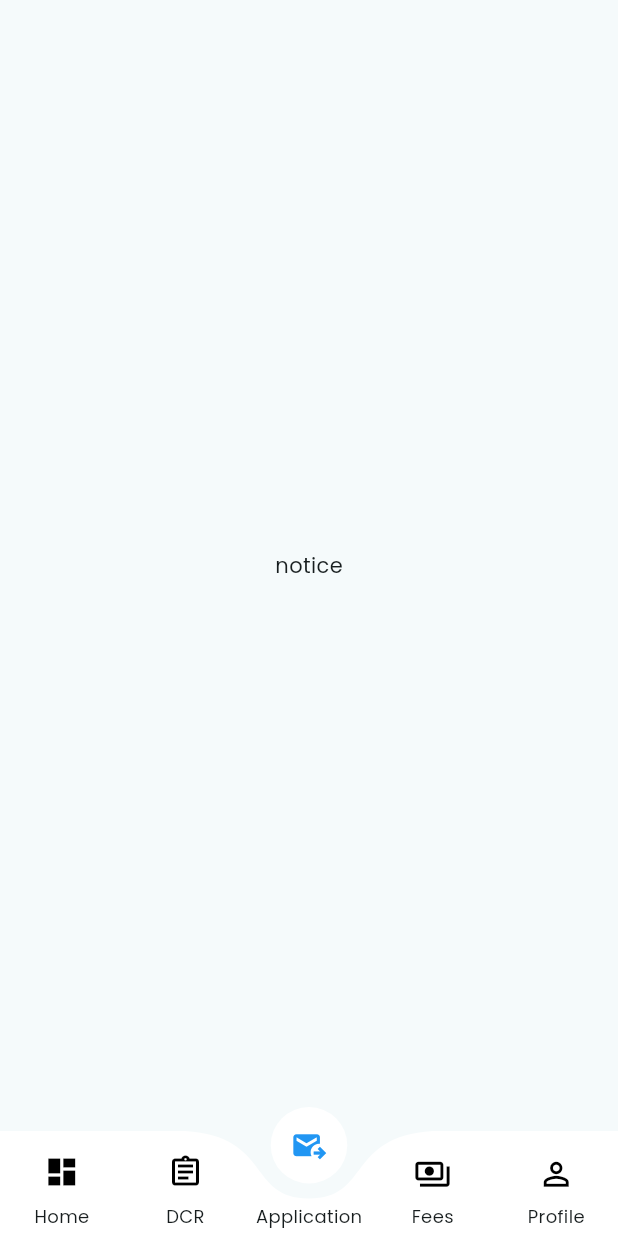
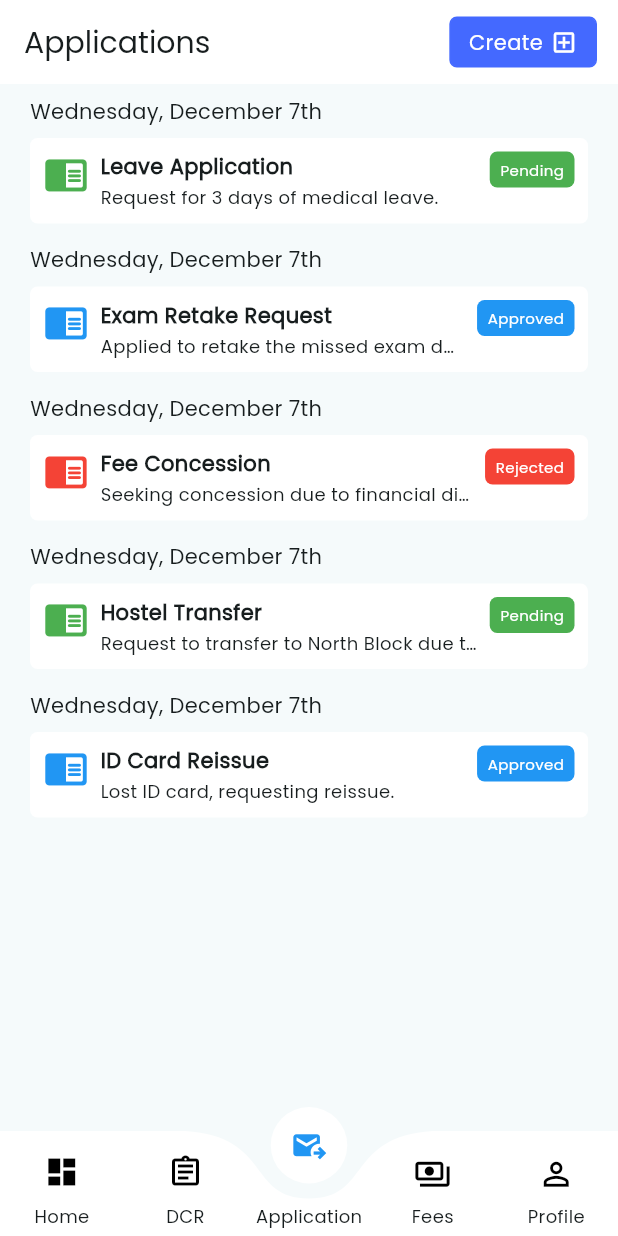
Before and after one commit to charitraa/CollegeApp, a Flutter app: the screen it shows after launch, on a phone screen of 412 x 824 dp. Run offline on Flutter 3.47's test engine with Material 3 defaults, Android fonts, the phone set to English and light mode, and no system bars; drawn by our look-alikes of curved_labeled_navigation_bar; our stand-ins replace another_flushbar, loading_indicator, logger, shared_preferences, shimmer.

Commit message:
done and dusted

```diff
--- a/lib/data/network/AuthNetworkService.dart
+++ b/lib/data/network/AuthNetworkService.dart
@@ -7,7 +7,7 @@ import 'package:http_parser/http_parser.dart';
 import 'package:logger/logger.dart';
 import '../../model/user_model.dart';
 import '../../utils/utils.dart';
-import '../../view_model/user_view_model.dart';
+import '../../view_model/user_view_model/user_view_model.dart';
 import '../api_exception.dart';
 import 'package:http/http.dart' as http;
 
--- a/lib/endpoints/auth_endpoints.dart
+++ b/lib/endpoints/auth_endpoints.dart
@@ -4,4 +4,5 @@ import '../constant/base_url.dart';
 
 class AuthEndPoints{
   static var authUrl="${BaseUrl.baseUrl}/auth/login";
+  static var logoutUrl="${BaseUrl.baseUrl}/auth/logout";
 }
--- a/lib/main.dart
+++ b/lib/main.dart
@@ -5,7 +5,7 @@
 import 'package:lbef/screen/navbar/student_navbar.dart';
 import 'package:lbef/screen/student/class_routines/class_routines.dart';
 import 'package:lbef/screen/student/dashboard/dashboard.dart';
-import 'package:lbef/view_model/auth_view_model.dart';
+import 'package:lbef/view_model/user_view_model/auth_view_model.dart';
 import 'package:provider/provider.dart';
 
 void main() {
--- a/lib/screen/auth/login_page.dart
+++ b/lib/screen/auth/login_page.dart
@@ -3,7 +3,7 @@ import 'package:lbef/widgets/form_widget/role_selection.dart';
 import 'package:provider/provider.dart';
 import '../../resource/colors.dart';
 import '../../utils/utils.dart';
-import '../../view_model/auth_view_model.dart';
+import '../../view_model/user_view_model/auth_view_model.dart';
 import '../../widgets/form_widget/custom_button.dart';
 import '../../widgets/form_widget/custom_label_password.dart';
 import '../../widgets/form_widget/custom_label_textfield.dart';
--- a/lib/screen/navbar/student_navbar.dart
+++ b/lib/screen/navbar/student_navbar.dart
@@ -5,6 +5,8 @@ import 'package:lbef/screen/auth/unauthorised.dart';
 import 'package:lbef/screen/student/daily_class_report/daily_class_report.dart';
 import 'package:lbef/screen/student/daily_class_report/reports/reports.dart';
 import 'package:lbef/screen/student/dashboard/dashboard.dart';
+
+import '../student/application/application.dart';
 
 class StudentNavbar extends StatefulWidget {
   final int? index;
@@ -34,7 +36,7 @@ class _StudentNavbarState extends State<StudentNavbar> {
   final List<Widget> _pages = [
    const Dashboard(),
     DailyClassReport(),
-    Center(child: Text('notice')),
+ Application(),
     Center(child: Text('Fees')),
     Center(child: Text('Profile')),
   ];
--- /dev/null
+++ b/lib/screen/student/application/application.dart
@@ -0,0 +1,196 @@
+import 'package:flutter/material.dart';
+import 'package:lbef/resource/colors.dart';
+import 'package:lbef/screen/student/application/widgets/view_application.dart';
+import 'package:lbef/screen/student/daily_class_report/shimmer/class_card_shimmer.dart';
+import 'package:lbef/screen/student/application/widgets/application_widget.dart';
+
+import '../../../utils/navigate_to.dart';
+import '../daily_class_report/reports/reports.dart';
+
+class Application extends StatefulWidget {
+  const Application({super.key});
+
+  @override
+  State<Application> createState() => _ApplicationState();
+}
+
+class _ApplicationState extends State<Application> {
+  bool _isLoading = true;
+  List<Map<String, String>> applications = [];
+
+  @override
+  void initState() {
+    super.initState();
+    _loadDummyData();
+  }
+
+  void _loadDummyData() async {
+    applications = [
+      {
+        'title': 'Leave Application',
+        'subBody': 'Request for 3 days of medical leave.',
+        'status': 'Pending',
+        'email': 'john.doe@student.edu',
+        'subject': 'Medical Leave - Fever',
+        'department': 'Academic Department',
+        'description':
+        'I am suffering from a high fever and have been advised bed rest. I would like to apply for leave from 10th to 12th May.',
+        'attachment': 'leave_certificate.pdf',
+      },
+      {
+        'title': 'Exam Retake Request',
+        'subBody': 'Applied to retake the missed exam due to illness.',
+        'status': 'Approved',
+        'email': 'sara.lee@student.edu',
+        'subject': 'Missed Midterm - Request Retake',
+        'department': 'Examination Cell',
+        'description':
+        'Due to severe flu, I missed my midterm on Data Structures. Kindly approve my request for a retake next week.',
+        'attachment': 'medical_report.jpg',
+      },
+      {
+        'title': 'Fee Concession',
+        'subBody': 'Seeking concession due to financial difficulty.',
+        'status': 'Rejected',
+        'email': 'mohit.kumar@student.edu',
+        'subject': 'Fee Waiver Request',
+        'department': 'Finance Department',
+        'description':
+        'I am facing financial hardship at home. I humbly request a 30% concession on this semester\'s fees.',
+        'attachment': 'income_certificate.pdf',
+      },
+      {
+        'title': 'Hostel Transfer',
+        'subBody': 'Request to transfer to North Block due to better internet.',
+        'status': 'Pending',
+        'email': 'anish.thapa@student.edu',
+        'subject': 'Hostel Change Request',
+        'department': 'Student Affairs',
+        'description':
+        'I am currently staying in South Block, but due to poor internet, I’m requesting a transfer to North Block.',
+        'attachment': 'speed_test_results.png',
+      },
+      {
+        'title': 'ID Card Reissue',
+        'subBody': 'Lost ID card, requesting reissue.',
+        'status': 'Approved',
+        'email': 'rina.sharma@student.edu',
+        'subject': 'Lost ID Card - Reissue Request',
+        'department': 'Admin Office',
+        'description':
+        'I lost my student ID card while commuting. Please issue a new one at the earliest.',
+        'attachment': 'fir_report.pdf',
+      },
+    ];
+
+    setState(() {
+      _isLoading = false;
+    });
+  }
+
+  Color _getIconColor(String status) {
+    switch (status) {
+      case 'Approved':
+        return Colors.blue;
+      case 'Rejected':
+        return Colors.red;
+      case 'Pending':
+      default:
+        return Colors.green;
+    }
+  }
+
+  @override
+  Widget build(BuildContext context) {
+    final size = MediaQuery.of(context).size;
+
+    return Scaffold(
+      appBar: AppBar(
+        backgroundColor: Colors.white,
+        title: const Text(
+          "Applications",
+          style: TextStyle(fontFamily: 'poppins', fontSize: 20),
+        ),
+        automaticallyImplyLeading: false,
+        actions: [
+          InkWell(
+            onTap: () {
+              // TODO: Replace this with your actual create application page
+              ScaffoldMessenger.of(context).showSnackBar(
+                const SnackBar(content: Text("Create Application tapped")),
+              );
+            },
+            child: Container(
+              padding: const EdgeInsets.symmetric(horizontal: 12, vertical: 6),
+              decoration: BoxDecoration(
+                color: AppColors.primary,
+                borderRadius: BorderRadius.circular(5),
+                border: Border.all(color: AppColors.primary),
+              ),
+              child: const Row(
+                children: [
+                  Text(
+                    "Create",
+                    style: TextStyle(
+                      color: Colors.white,
+                      fontSize: 14,
+                    ),
+                  ),
+                  SizedBox(width: 5),
+                  Icon(
+                    Icons.add_box_outlined,
+                    color: Colors.white,
+                    size: 18,
+                  )
+                ],
+              ),
+            ),
+          ),
+          const SizedBox(width: 14),
+        ],
+      ),
+      body: Container(
+        width: size.width,
+        padding: const EdgeInsets.symmetric(horizontal: 20, vertical: 8),
+        child: _isLoading
+            ? ListView.builder(
+          itemCount: 3,
+          itemBuilder: (context, index) => const Padding(
+            padding: EdgeInsets.only(bottom: 14),
+            child: ClassCardShimmer(),
+          ),
+        )
+            : ListView.separated(
+          physics: const BouncingScrollPhysics(),
+          itemCount: applications.length,
+          separatorBuilder: (context, index) =>
+          const SizedBox(height: 14),
+          itemBuilder: (context, index) {
+            final application = applications[index];
+            final iconColor = _getIconColor(application['status']!);
+
+            return InkWell(
+              onTap: () {
+                Navigator.of(context).push(
+                  SlideRightRoute(
+                    page: ViewApplicationPage(
+                      applicationData: application,
+                    ),
+                  ),
+                );
+              },
+              child: ApplicationWidget(
+                iconColor: iconColor,
+                textColor: Colors.white,
+                btnColor: iconColor,
+                status: application['status']!,
+                title: application['title']!,
+                subBody: application['subBody']!,
+              ),
+            );
+          },
+        ),
+      ),
+    );
+  }
+}
--- /dev/null
+++ b/lib/screen/student/application/widgets/application_widget.dart
@@ -0,0 +1,79 @@
+import 'package:flutter/material.dart';
+import 'package:lbef/resource/colors.dart';
+
+class ApplicationWidget extends StatelessWidget {
+  final Color iconColor, textColor,btnColor;
+  final String status, title, subBody;
+  const ApplicationWidget({super.key, required this.iconColor, required this.textColor, required this.btnColor, required this.status, required this.title, required this.subBody});
+
+  @override
+  Widget build(BuildContext context) {
+    final size = MediaQuery.of(context).size;
+    return Container(
+      width: size.width,
+      child: Column(
+        crossAxisAlignment: CrossAxisAlignment.start,
+        children: [
+          const Text("Wednesday, December 7th"),
+          const SizedBox(height: 8),
+          Container(
+            padding: const EdgeInsets.all(8),
+            width: size.width,
+            decoration: BoxDecoration(
+              color: Colors.white,
+              border: Border.all(color: Colors.transparent),
+              borderRadius: BorderRadius.circular(5),
+            ),
+            child: Row(
+              crossAxisAlignment: CrossAxisAlignment.start,
+              children: [
+                Icon(
+                  Icons.chrome_reader_mode_rounded,
+                  color: iconColor,
+                  size: 30,
+                ),
+                const SizedBox(width: 8),
+                 Expanded(
+                  child: Column(
+                    crossAxisAlignment: CrossAxisAlignment.start,
+                    children: [
+                      Text(
+                        title,
+                        style: TextStyle(fontWeight: FontWeight.bold),
+                        maxLines: 2,
+                        overflow: TextOverflow.ellipsis,
+                      ),
+                      const SizedBox(height: 2),
+                      Text(
+                        subBody,
+                        style: TextStyle(fontSize: 12),
+                        maxLines: 1,
+                        overflow: TextOverflow.ellipsis,
+                      ),
+                    ],
+                  ),
+                ),
+                const SizedBox(width: 8),
+                Container(
+                  padding: const EdgeInsets.symmetric(horizontal: 6, vertical: 4),
+                  decoration: BoxDecoration(
+                    color: btnColor,
+                    borderRadius: BorderRadius.circular(5),
+                    border: Border.all(color: Colors.transparent),
+                  ),
+                  child:  Text(
+                    status,
+                    style: TextStyle(
+                      color: textColor,
+                      fontSize: 10,
+                    ),
+                  ),
+                )
+              ],
+            ),
+          )
+        ],
+      ),
+    );
+  }
+}
--- a/lib/screen/student/daily_class_report/daily_class_report.dart
+++ b/lib/screen/student/daily_class_report/daily_class_report.dart
@@ -24,7 +24,6 @@ class _DailyClassReportState extends State<DailyClassReport> {
   }
 
   void _loadDummyData() async {
-    await Future.delayed(const Duration(seconds: 2));
     classReports = [
       {
         'image': 'assets/images/mountain.jpg',
--- a/lib/view_model/user_view_model.dart
+++ b/lib/view_model/user_view_model/user_view_model.dart
@@ -1,6 +1,6 @@
 import 'package:flutter/foundation.dart';
 import 'package:shared_preferences/shared_preferences.dart';
-import '../../model/user_model.dart';
+import '../../../model/user_model.dart';
 
 class UserViewModel with ChangeNotifier {
   Future<bool> saveUser(UserModel user) async {
```
Also changed, not shown: lib/endpoints/user_endpoints.dart (added, +8 -0 lines), lib/repository/authentication_repo/auth_repository.dart (+19 -19 lines), lib/repository/user_data_repository/user_data_repository.dart (added, +33 -0 lines), lib/screen/student/application/widgets/view_application.dart (added, +159 -0 lines), lib/screen/student/daily_class_report/reports/reports.dart (+2 -8 lines), lib/view_model/user_view_model/auth_view_model.dart (renamed from lib/view_model/auth_view_model.dart, +24 -5 lines), lib/view_model/user_view_model/current_user_model.dart (added, +47 -0 lines).
